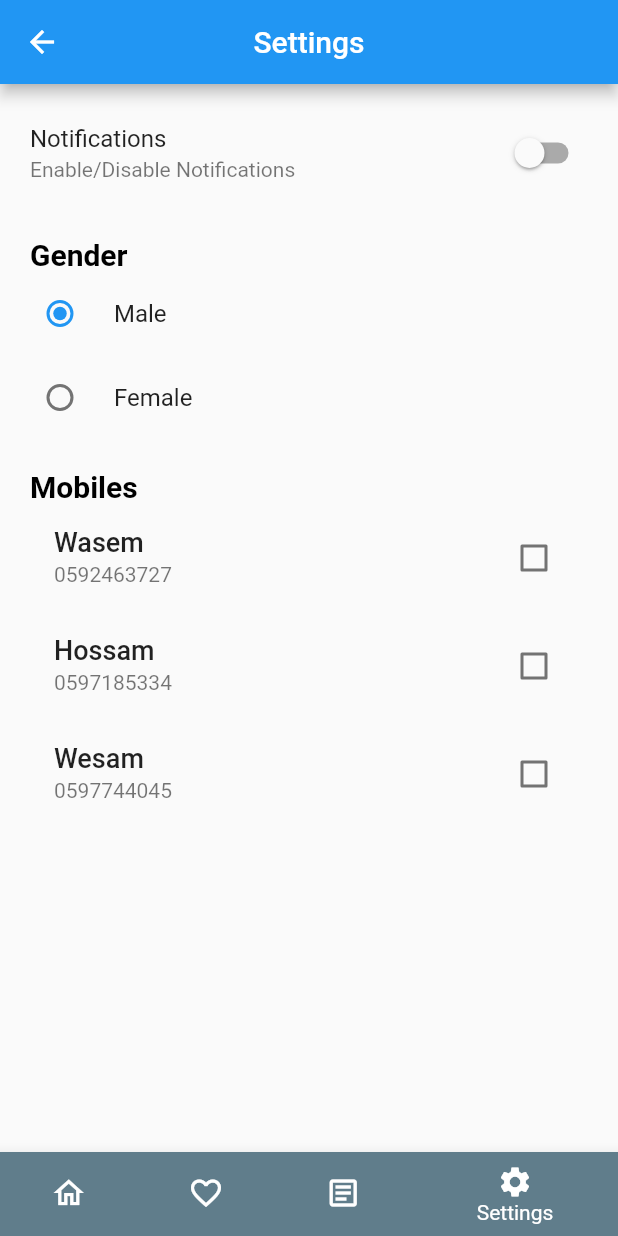
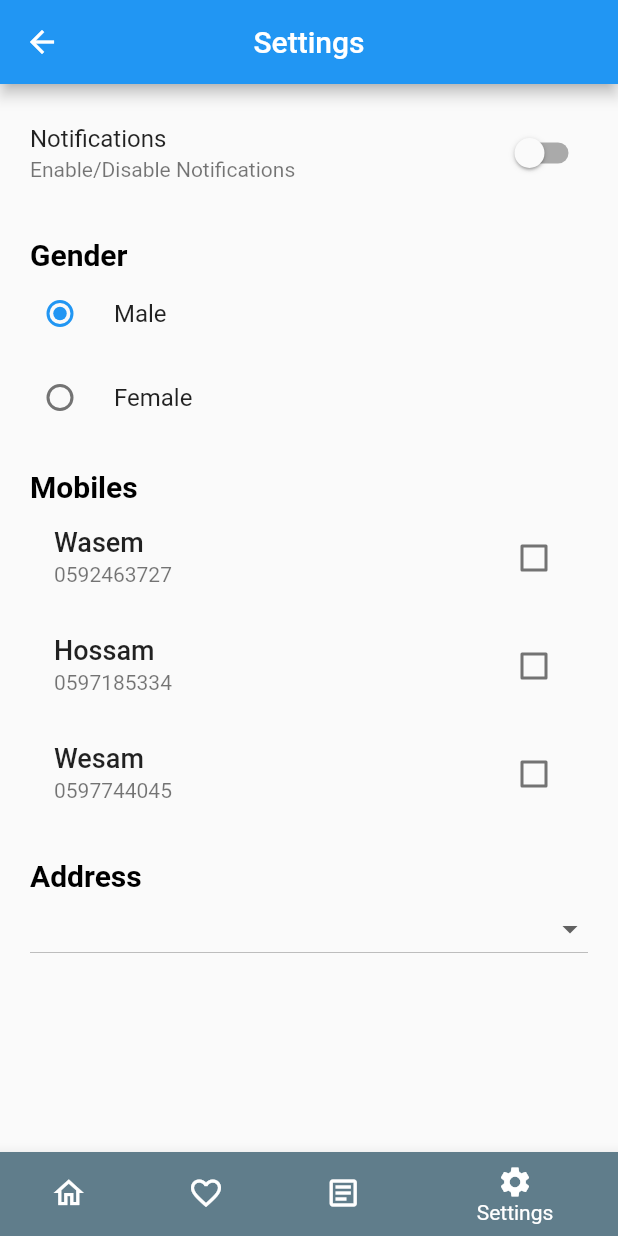
Before and after one commit to WasemAljundy/e_commerce_app, a Flutter app: the MainScreen screen opened by its route, item 4 of the bottom bar chosen, on a phone screen of 412 x 824 dp. Run offline on Flutter 3.47's test engine with Material 2 defaults, Android fonts, the phone set to English and light mode, and no system bars.

Commit message:
Third stage on progress: Settings Screen Updated.

```diff
--- /dev/null
+++ b/lib/models/address.dart
@@ -0,0 +1,9 @@
+class Address {
+  final int id;
+  final String name;
+
+  const Address({
+    required this.id,
+    required this.name,
+  });
+}
--- a/lib/screens/bn_screens/settings_screen.dart
+++ b/lib/screens/bn_screens/settings_screen.dart
@@ -1,4 +1,5 @@
 import 'package:flutter/material.dart';
+import 'package:ui_app/models/address.dart';
 import 'package:ui_app/models/contact_info.dart';
 
 class SettingsScreen extends StatefulWidget {
@@ -16,6 +17,15 @@ class _SettingsScreenState extends State<SettingsScreen> {
     ContactInfo(title: 'Hossam', number: '0597185334'),
     ContactInfo(title: 'Wesam', number: '0597744045'),
   ];
+
+  final List<Address> _addresses = [
+    const Address(id: 1, name: 'Gaza'),
+    const Address(id: 2, name: 'Rafah'),
+    const Address(id: 3, name: 'Khanyounis'),
+    const Address(id: 4, name: 'Al-Borayj'),
+  ];
+
+  int? _selectedAddress;
 
   @override
   Widget build(BuildContext context) {
@@ -100,7 +110,36 @@ class _SettingsScreenState extends State<SettingsScreen> {
               },
             );
           },
-        )
+        ),
+        const SizedBox(
+          height: 20,
+        ),
+        const Text(
+          'Address',
+          style: TextStyle(
+            color: Colors.black,
+            fontWeight: FontWeight.bold,
+            fontSize: 20,
+          ),
+        ),
+        DropdownButton(
+          isExpanded: true,
+          onTap: () {},
+          onChanged: (value) {
+            if (value != null) {
+              setState(() {
+                _selectedAddress = value;
+              });
+            }
+          },
+          value: _selectedAddress,
+          items: _addresses.map((e) {
+            return DropdownMenuItem(
+              value: e.id,
+              child: Text(e.name),
+            );
+          }).toList(),
+        ),
       ],
     );
   }
```
Also changed, not shown: lib/screens/login_screen.dart (+29 -17 lines).
